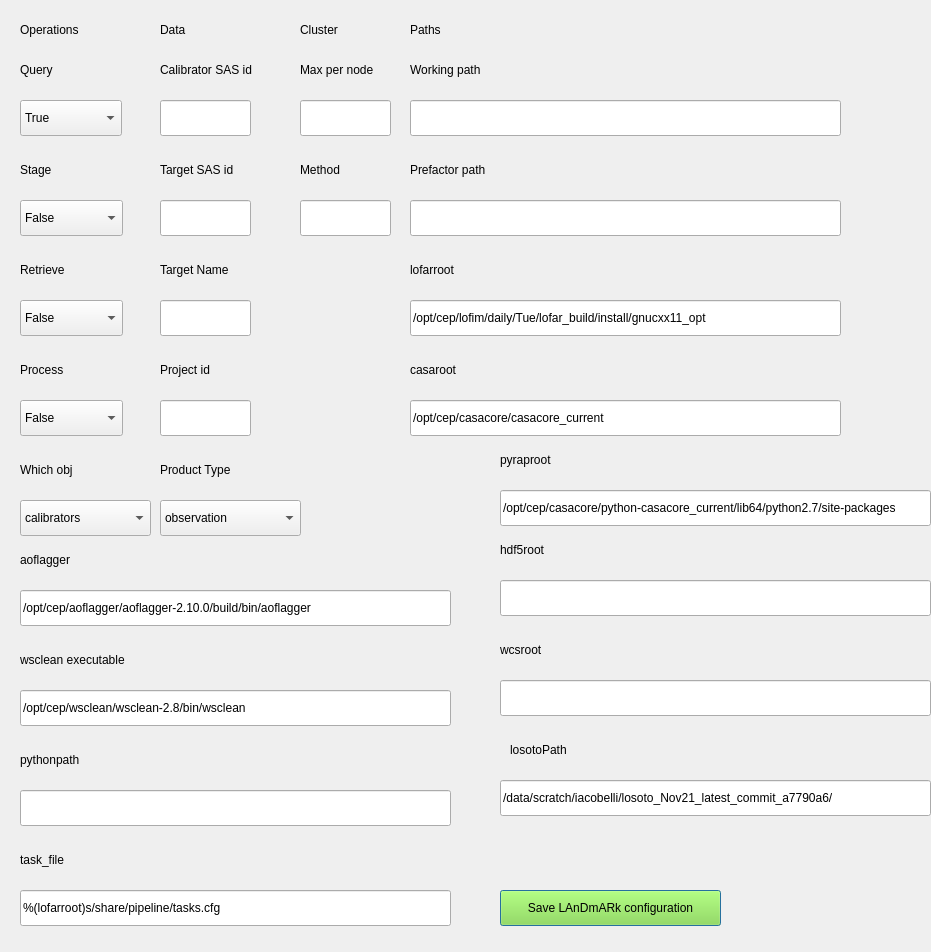
Before: the Qt Designer form resources/setup_view.ui in sklandrausis/LAnDmARk, drawn with Qt 5.
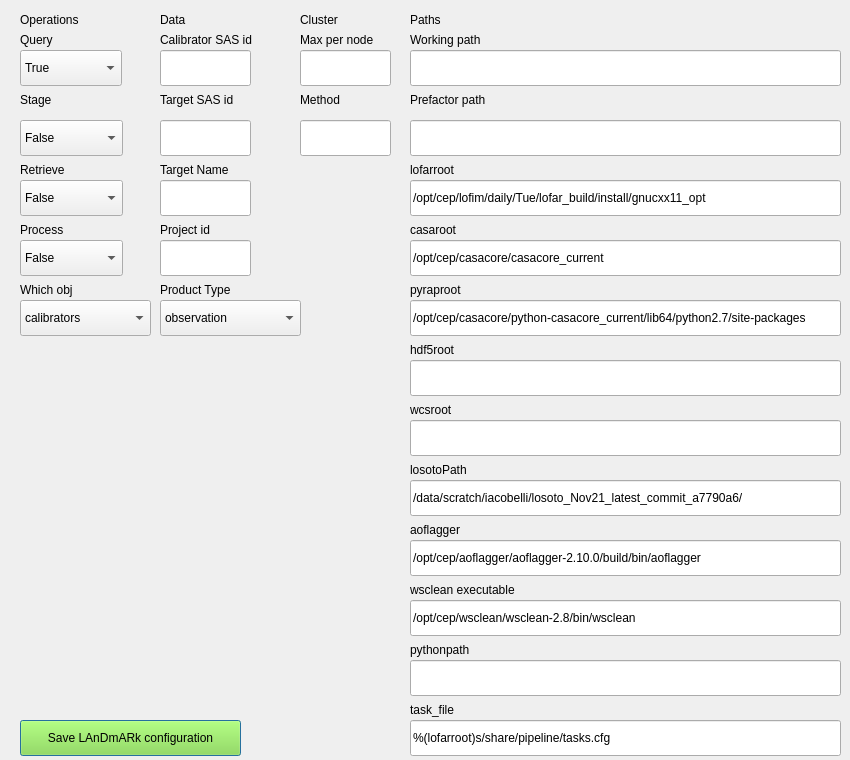
After: the same form once the commit is applied.

What changed in the file:
```diff
--- a/resources/setup_view.ui
+++ b/resources/setup_view.ui
@@ -6,8 +6,8 @@
    <rect>
     <x>0</x>
     <y>0</y>
-    <width>931</width>
-    <height>952</height>
+    <width>850</width>
+    <height>760</height>
    </rect>
   </property>
   <property name="windowTitle">
@@ -17,7 +17,7 @@
    <property name="geometry">
     <rect>
      <x>20</x>
-     <y>20</y>
+     <y>10</y>
      <width>71</width>
      <height>20</height>
     </rect>
@@ -30,7 +30,7 @@
    <property name="geometry">
     <rect>
      <x>160</x>
-     <y>20</y>
+     <y>10</y>
      <width>31</width>
      <height>20</height>
     </rect>
@@ -43,7 +43,7 @@
    <property name="geometry">
     <rect>
      <x>300</x>
-     <y>20</y>
+     <y>10</y>
      <width>51</width>
      <height>20</height>
     </rect>
@@ -56,7 +56,7 @@
    <property name="geometry">
     <rect>
      <x>410</x>
-     <y>160</y>
+     <y>90</y>
      <width>101</width>
      <height>20</height>
     </rect>
@@ -68,8 +68,8 @@
   <widget class="QLineEdit" name="hdf5root_input">
    <property name="geometry">
     <rect>
-     <x>500</x>
-     <y>580</y>
+     <x>410</x>
+     <y>360</y>
      <width>431</width>
      <height>36</height>
     </rect>
@@ -82,7 +82,7 @@
    <property name="geometry">
     <rect>
      <x>20</x>
-     <y>60</y>
+     <y>30</y>
      <width>41</width>
      <height>20</height>
     </rect>
@@ -95,7 +95,7 @@
    <property name="geometry">
     <rect>
      <x>20</x>
-     <y>260</y>
+     <y>160</y>
      <width>61</width>
      <height>20</height>
     </rect>
@@ -108,7 +108,7 @@
    <property name="geometry">
     <rect>
      <x>20</x>
-     <y>160</y>
+     <y>90</y>
      <width>41</width>
      <height>20</height>
     </rect>
@@ -121,7 +121,7 @@
    <property name="geometry">
     <rect>
      <x>20</x>
-     <y>360</y>
+     <y>220</y>
      <width>51</width>
      <height>20</height>
     </rect>
@@ -134,7 +134,7 @@
    <property name="geometry">
     <rect>
      <x>20</x>
-     <y>460</y>
+     <y>280</y>
      <width>71</width>
      <height>20</height>
     </rect>
@@ -147,7 +147,7 @@
    <property name="geometry">
     <rect>
      <x>20</x>
-     <y>100</y>
+     <y>50</y>
      <width>102</width>
      <height>36</height>
     </rect>
@@ -179,7 +179,7 @@
    <property name="geometry">
     <rect>
      <x>20</x>
-     <y>300</y>
+     <y>180</y>
      <width>103</width>
      <height>36</height>
     </rect>
@@ -202,7 +202,7 @@
    <property name="geometry">
     <rect>
      <x>20</x>
-     <y>500</y>
+     <y>300</y>
      <width>131</width>
      <height>36</height>
     </rect>
@@ -227,7 +227,7 @@
    <property name="geometry">
     <rect>
      <x>20</x>
-     <y>400</y>
+     <y>240</y>
      <width>103</width>
      <height>36</height>
     </rect>
@@ -247,7 +247,7 @@
    <property name="geometry">
     <rect>
      <x>20</x>
-     <y>200</y>
+     <y>120</y>
      <width>103</width>
      <height>36</height>
     </rect>
@@ -267,7 +267,7 @@
    <property name="geometry">
     <rect>
      <x>410</x>
-     <y>100</y>
+     <y>50</y>
      <width>431</width>
      <height>36</height>
     </rect>
@@ -286,7 +286,7 @@
    <property name="geometry">
     <rect>
      <x>160</x>
-     <y>100</y>
+     <y>50</y>
      <width>91</width>
      <height>36</height>
     </rect>
@@ -299,7 +299,7 @@
    <property name="geometry">
     <rect>
      <x>160</x>
-     <y>60</y>
+     <y>30</y>
      <width>111</width>
      <height>20</height>
     </rect>
@@ -312,7 +312,7 @@
    <property name="geometry">
     <rect>
      <x>160</x>
-     <y>460</y>
+     <y>280</y>
      <width>91</width>
      <height>20</height>
     </rect>
@@ -325,7 +325,7 @@
    <property name="geometry">
     <rect>
      <x>160</x>
-     <y>360</y>
+     <y>220</y>
      <width>61</width>
      <height>20</height>
     </rect>
@@ -338,7 +338,7 @@
    <property name="geometry">
     <rect>
      <x>160</x>
-     <y>260</y>
+     <y>160</y>
      <width>91</width>
      <height>20</height>
     </rect>
@@ -351,7 +351,7 @@
    <property name="geometry">
     <rect>
      <x>160</x>
-     <y>160</y>
+     <y>90</y>
      <width>91</width>
      <height>20</height>
     </rect>
@@ -364,7 +364,7 @@
    <property name="geometry">
     <rect>
      <x>160</x>
-     <y>300</y>
+     <y>180</y>
      <width>91</width>
      <height>36</height>
     </rect>
@@ -377,7 +377,7 @@
    <property name="geometry">
     <rect>
      <x>160</x>
-     <y>200</y>
+     <y>120</y>
      <width>91</width>
      <height>36</height>
     </rect>
@@ -390,7 +390,7 @@
    <property name="geometry">
     <rect>
      <x>160</x>
-     <y>400</y>
+     <y>240</y>
      <width>91</width>
      <height>36</height>
     </rect>
@@ -403,7 +403,7 @@
    <property name="geometry">
     <rect>
      <x>160</x>
-     <y>500</y>
+     <y>300</y>
      <width>141</width>
      <height>36</height>
     </rect>
@@ -423,7 +423,7 @@
    <property name="geometry">
     <rect>
      <x>300</x>
-     <y>60</y>
+     <y>30</y>
      <width>91</width>
      <height>20</height>
     </rect>
@@ -436,7 +436,7 @@
    <property name="geometry">
     <rect>
      <x>300</x>
-     <y>160</y>
+     <y>90</y>
      <width>51</width>
      <height>20</height>
     </rect>
@@ -449,7 +449,7 @@
    <property name="geometry">
     <rect>
      <x>300</x>
-     <y>100</y>
+     <y>50</y>
      <width>91</width>
      <height>36</height>
     </rect>
@@ -462,7 +462,7 @@
    <property name="geometry">
     <rect>
      <x>300</x>
-     <y>200</y>
+     <y>120</y>
      <width>91</width>
      <height>36</height>
     </rect>
@@ -474,8 +474,8 @@
   <widget class="QLineEdit" name="wsclean_executable_input">
    <property name="geometry">
     <rect>
-     <x>20</x>
-     <y>690</y>
+     <x>410</x>
+     <y>600</y>
      <width>431</width>
      <height>36</height>
     </rect>
@@ -487,8 +487,8 @@
   <widget class="QLineEdit" name="losotoPath_input">
    <property name="geometry">
     <rect>
-     <x>500</x>
-     <y>780</y>
+     <x>410</x>
+     <y>480</y>
      <width>431</width>
      <height>36</height>
     </rect>
@@ -500,8 +500,8 @@
   <widget class="QLineEdit" name="pythonpath_input">
    <property name="geometry">
     <rect>
-     <x>20</x>
-     <y>790</y>
+     <x>410</x>
+     <y>660</y>
      <width>431</width>
      <height>36</height>
     </rect>
@@ -513,8 +513,8 @@
   <widget class="QLineEdit" name="task_file_input">
    <property name="geometry">
     <rect>
-     <x>20</x>
-     <y>890</y>
+     <x>410</x>
+     <y>720</y>
      <width>431</width>
      <height>36</height>
     </rect>
@@ -527,7 +527,7 @@
    <property name="geometry">
     <rect>
      <x>410</x>
-     <y>300</y>
+     <y>180</y>
      <width>431</width>
      <height>36</height>
     </rect>
@@ -546,7 +546,7 @@
    <property name="geometry">
     <rect>
      <x>410</x>
-     <y>200</y>
+     <y>120</y>
      <width>431</width>
      <height>36</height>
     </rect>
@@ -559,7 +559,7 @@
    <property name="geometry">
     <rect>
      <x>410</x>
-     <y>400</y>
+     <y>240</y>
      <width>431</width>
      <height>36</height>
     </rect>
@@ -571,8 +571,8 @@
   <widget class="QLineEdit" name="aoflagger_input">
    <property name="geometry">
     <rect>
-     <x>20</x>
-     <y>590</y>
+     <x>410</x>
+     <y>540</y>
      <width>431</width>
      <height>36</height>
     </rect>
@@ -584,8 +584,8 @@
   <widget class="QLineEdit" name="wcsroot_input">
    <property name="geometry">
     <rect>
-     <x>500</x>
-     <y>680</y>
+     <x>410</x>
+     <y>420</y>
      <width>431</width>
      <height>36</height>
     </rect>
@@ -597,8 +597,8 @@
   <widget class="QLineEdit" name="pyraproot_input">
    <property name="geometry">
     <rect>
-     <x>500</x>
-     <y>490</y>
+     <x>410</x>
+     <y>300</y>
      <width>431</width>
      <height>36</height>
     </rect>
@@ -611,7 +611,7 @@
    <property name="geometry">
     <rect>
      <x>410</x>
-     <y>20</y>
+     <y>10</y>
      <width>41</width>
      <height>20</height>
     </rect>
@@ -623,8 +623,8 @@
   <widget class="QLabel" name="task_file_label">
    <property name="geometry">
     <rect>
-     <x>20</x>
-     <y>850</y>
+     <x>410</x>
+     <y>700</y>
      <width>61</width>
      <height>20</height>
     </rect>
@@ -636,8 +636,8 @@
   <widget class="QLabel" name="losotoPath_label">
    <property name="geometry">
     <rect>
-     <x>510</x>
-     <y>740</y>
+     <x>410</x>
+     <y>460</y>
      <width>71</width>
      <height>20</height>
     </rect>
@@ -649,8 +649,8 @@
   <widget class="QLabel" name="wcsroot_label">
    <property name="geometry">
     <rect>
-     <x>500</x>
-     <y>640</y>
+     <x>410</x>
+     <y>400</y>
      <width>61</width>
      <height>20</height>
     </rect>
@@ -662,8 +662,8 @@
   <widget class="QLabel" name="hdf5root_label">
    <property name="geometry">
     <rect>
-     <x>500</x>
-     <y>540</y>
+     <x>410</x>
+     <y>340</y>
      <width>61</width>
      <height>20</height>
     </rect>
@@ -675,8 +675,8 @@
   <widget class="QLabel" name="pyraproot_label">
    <property name="geometry">
     <rect>
-     <x>500</x>
-     <y>450</y>
+     <x>410</x>
+     <y>280</y>
      <width>71</width>
      <height>20</height>
     </rect>
@@ -689,7 +689,7 @@
    <property name="geometry">
     <rect>
      <x>410</x>
-     <y>360</y>
+     <y>220</y>
      <width>61</width>
      <height>20</height>
     </rect>
@@ -702,7 +702,7 @@
    <property name="geometry">
     <rect>
      <x>410</x>
-     <y>260</y>
+     <y>160</y>
      <width>61</width>
      <height>20</height>
     </rect>
@@ -715,7 +715,7 @@
    <property name="geometry">
     <rect>
      <x>410</x>
-     <y>60</y>
+     <y>30</y>
      <width>91</width>
      <height>20</height>
     </rect>
@@ -727,8 +727,8 @@
   <widget class="QLabel" name="pythonpath_label">
    <property name="geometry">
     <rect>
-     <x>20</x>
-     <y>750</y>
+     <x>410</x>
+     <y>640</y>
      <width>81</width>
      <height>20</height>
     </rect>
@@ -740,8 +740,8 @@
   <widget class="QLabel" name="wsclean_executable_label">
    <property name="geometry">
     <rect>
-     <x>20</x>
-     <y>650</y>
+     <x>410</x>
+     <y>580</y>
      <width>131</width>
      <height>20</height>
     </rect>
@@ -753,8 +753,8 @@
   <widget class="QLabel" name="aoflagger_label">
    <property name="geometry">
     <rect>
-     <x>20</x>
-     <y>550</y>
+     <x>410</x>
+     <y>520</y>
      <width>61</width>
      <height>20</height>
     </rect>
@@ -766,8 +766,8 @@
   <widget class="QPushButton" name="save_button">
    <property name="geometry">
     <rect>
-     <x>500</x>
-     <y>890</y>
+     <x>20</x>
+     <y>720</y>
      <width>221</width>
      <height>36</height>
     </rect>
```
